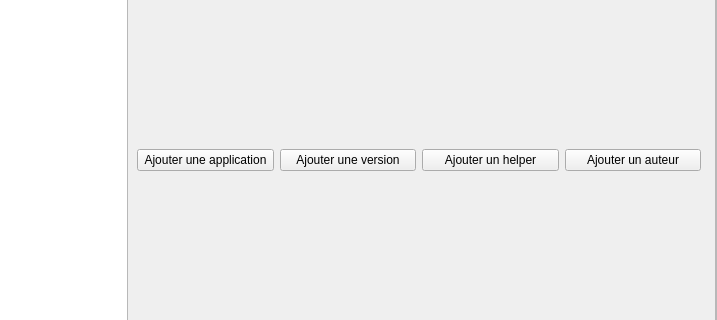
Before: the Qt Designer form src/gui/ui/main.ui in TheR7angelo/Centre_macro, drawn with Qt 5; both pictures show x 135 to 852 and y 204 to 524 of the 852 by 725 pixel window.
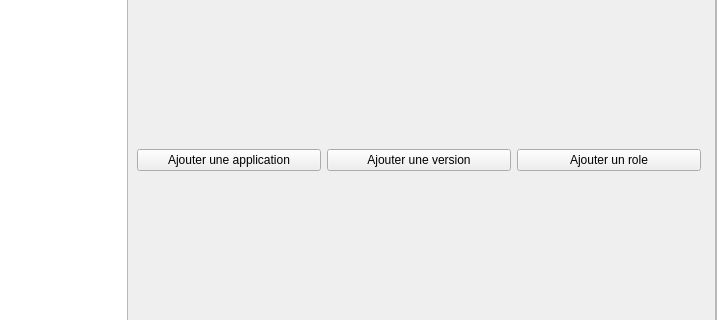
After: the same form once the commit is applied. The open tabs and pages were chosen to show the change. Custom widgets are drawn as their Qt base class.

Commit message: ajout role

The edit to the form file:
```diff
--- a/src/gui/ui/main.ui
+++ b/src/gui/ui/main.ui
@@ -310,10 +310,10 @@
                </item>
                <item>
                 <layout class="QGridLayout" name="gridLayout_6">
-                 <item row="0" column="3">
-                  <widget class="QPushButton" name="pb_addAuteur_admin">
+                 <item row="0" column="2">
+                  <widget class="QPushButton" name="pb_addRole_admin">
                    <property name="text">
-                    <string>Ajouter un auteur</string>
+                    <string>Ajouter un role</string>
                    </property>
                   </widget>
                  </item>
@@ -331,13 +331,6 @@
                    </property>
                   </widget>
                  </item>
-                 <item row="0" column="2">
-                  <widget class="QPushButton" name="pb_addHelper_admin">
-                   <property name="text">
-                    <string>Ajouter un helper</string>
-                   </property>
-                  </widget>
-                 </item>
                 </layout>
                </item>
                <item>
```
Left out of the diff: 27 changed lines with no effect on the pictures. The commit also changes 2 other files.
